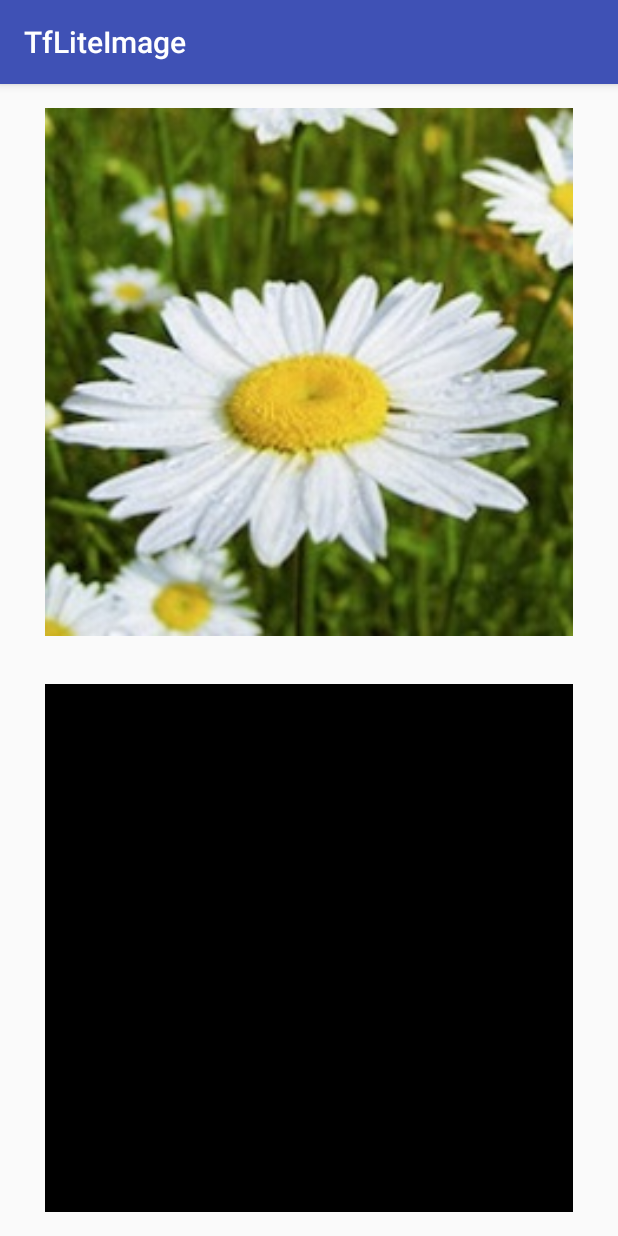
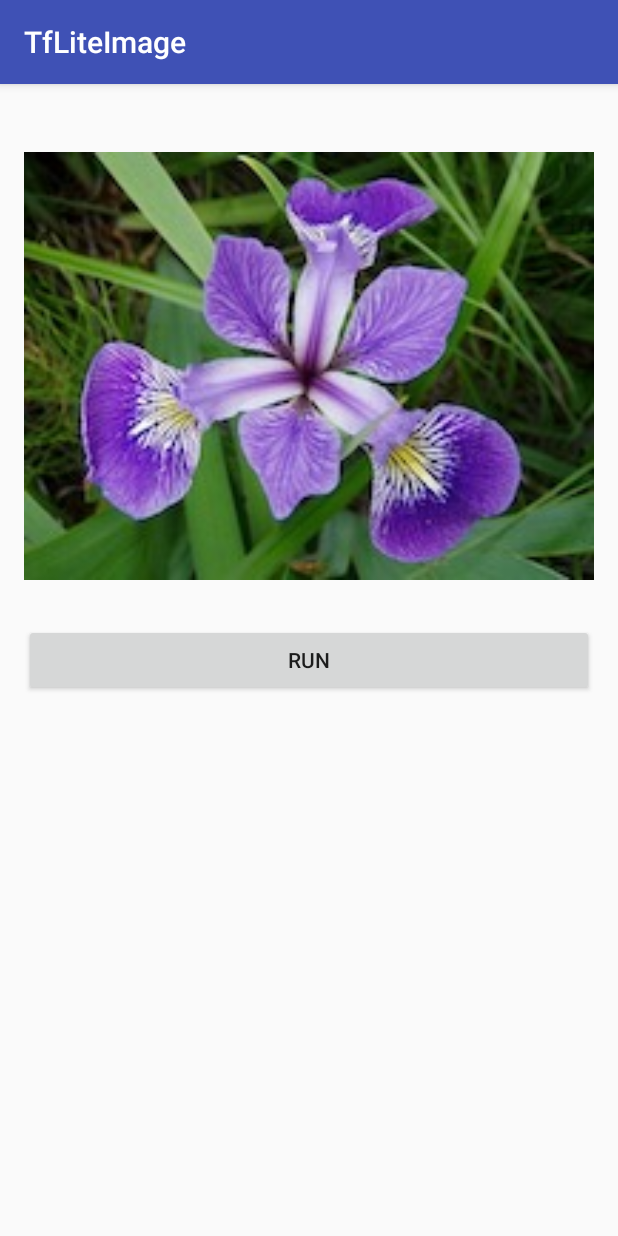
Before and after one commit to nex3z/machine-learning-exercise, an Android app: the screen it shows after launch (MainActivity), on a phone screen of 412 x 824 dp. Run offline under Robolectric (Android 15) with nearby library versions, the phone set to English and light mode, and no system bars; libraries missing offline, so code that uses them is left out: org.tensorflow.lite; 1 statement that could not run was skipped.

Commit message:
Use input with different height and width.

```diff
--- a/tensorflow-exercises/tflite/image-io/android/app/src/main/java/com/nex3z/examples/tfliteimage/MainActivity.java
+++ b/tensorflow-exercises/tflite/image-io/android/app/src/main/java/com/nex3z/examples/tfliteimage/MainActivity.java
@@ -4,6 +4,8 @@ import android.graphics.Bitmap;
 import android.os.Bundle;
 import android.support.v7.app.AppCompatActivity;
 import android.util.Log;
+import android.view.View;
+import android.widget.Button;
 import android.widget.ImageView;
 
 import java.io.IOException;
@@ -11,7 +13,6 @@ import java.io.IOException;
 public class MainActivity extends AppCompatActivity {
     private static final String LOG_TAG = MainActivity.class.getSimpleName();
 
-    private ImageView mIvInput;
     private ImageView mIvOutput;
     private TfLiteModel mTfLiteModel;
 
@@ -25,12 +26,22 @@ public class MainActivity extends AppCompatActivity {
     private void init() {
         initView();
         initModel();
-        run();
     }
 
     private void initView() {
-        mIvInput = findViewById(R.id.iv_input);
         mIvOutput = findViewById(R.id.iv_output);
+        ImageView ivInput = findViewById(R.id.iv_input);
+        Button btnRun = findViewById(R.id.btn_run);
+
+        final Bitmap input = ImageUtil.getImageAsset(this, "iris.jpg");
+        ivInput.setImageBitmap(input);
+
+        btnRun.setOnClickListener(new View.OnClickListener() {
+            @Override
+            public void onClick(View v) {
+                run(input);
+            }
+        });
     }
 
     private void initModel() {
@@ -41,14 +52,11 @@ public class MainActivity extends AppCompatActivity {
         }
     }
 
-    private void run() {
+    private void run(Bitmap input) {
         if (mTfLiteModel == null) {
             Log.e(LOG_TAG, "run(): Model is not initialized, abort");
             return;
         }
-        Bitmap input = ImageUtil.getImageAsset(this, "daisies.jpg");
-        mIvInput.setImageBitmap(input);
-
         Bitmap result = mTfLiteModel.apply(input);
         mIvOutput.setImageBitmap(result);
     }
--- a/tensorflow-exercises/tflite/image-io/android/app/src/main/java/com/nex3z/examples/tfliteimage/TfLiteModel.java
+++ b/tensorflow-exercises/tflite/image-io/android/app/src/main/java/com/nex3z/examples/tfliteimage/TfLiteModel.java
@@ -16,32 +16,32 @@ import java.nio.channels.FileChannel;
 public class TfLiteModel {
     private static final String LOG_TAG = TfLiteModel.class.getSimpleName();
 
-    private static final String MODEL_PATH = "random_conv.tflite";
+    private static final String MODEL_PATH = "conv.tflite";
 
     private static final int DIM_BATCH_SIZE = 1;
-    private static final int DIM_IMG_SIZE_X = 224;
-    private static final int DIM_IMG_SIZE_Y = 224;
+    private static final int DIM_IMG_SIZE_HEIGHT = 150;
+    private static final int DIM_IMG_SIZE_WIDTH = 200;
     private static final int DIM_PIXEL_SIZE = 3;
 
     private Interpreter mTfLite;
     private ByteBuffer mImgData = null;
-    private int[] mImagePixels = new int[DIM_IMG_SIZE_X * DIM_IMG_SIZE_Y];
-    private float[][][][] mProcessed = new float[1][DIM_IMG_SIZE_X][DIM_IMG_SIZE_Y][DIM_PIXEL_SIZE];
+    private int[] mImagePixels = new int[DIM_IMG_SIZE_HEIGHT * DIM_IMG_SIZE_WIDTH];
+    private float[][][][] mProcessed = new float[1][DIM_IMG_SIZE_HEIGHT][DIM_IMG_SIZE_WIDTH][DIM_PIXEL_SIZE];
 
 
     TfLiteModel(Activity activity) throws IOException {
         mTfLite = new Interpreter(loadModelFile(activity));
 
         mImgData = ByteBuffer.allocateDirect(
-                        4 * DIM_BATCH_SIZE * DIM_IMG_SIZE_X * DIM_IMG_SIZE_Y * DIM_PIXEL_SIZE);
+                        4 * DIM_BATCH_SIZE * DIM_IMG_SIZE_HEIGHT * DIM_IMG_SIZE_WIDTH * DIM_PIXEL_SIZE);
         mImgData.order(ByteOrder.nativeOrder());
     }
 
     public Bitmap apply(Bitmap bitmap) {
         convertBitmapToByteBuffer(bitmap);
         mTfLite.run(mImgData, mProcessed);
-        // ImageUtil.printImageArray(mProcessed[0], DIM_IMG_SIZE_X, DIM_IMG_SIZE_Y);
-        return ImageUtil.createBitmap(mProcessed[0], DIM_IMG_SIZE_X, DIM_IMG_SIZE_Y);
+        // ImageUtil.printImageArray(mProcessed[0], DIM_IMG_SIZE_HEIGHT, DIM_IMG_SIZE_WIDTH);
+        return ImageUtil.createBitmap(mProcessed[0], DIM_IMG_SIZE_HEIGHT, DIM_IMG_SIZE_WIDTH);
     }
 
     private MappedByteBuffer loadModelFile(Activity activity) throws IOException {
@@ -63,8 +63,8 @@ public class TfLiteModel {
                 bitmap.getWidth(), bitmap.getHeight());
 
         int pixel = 0;
-        for (int i = 0; i < DIM_IMG_SIZE_X; ++i) {
-            for (int j = 0; j < DIM_IMG_SIZE_Y; ++j) {
+        for (int i = 0; i < DIM_IMG_SIZE_WIDTH; ++i) {
+            for (int j = 0; j < DIM_IMG_SIZE_HEIGHT; ++j) {
                 final int val = mImagePixels[pixel++];
                 mImgData.putFloat((val >> 16) & 0xFF);
                 mImgData.putFloat((val >> 8) & 0xFF);
--- a/tensorflow-exercises/tflite/image-io/android/app/src/main/res/layout/activity_main.xml
+++ b/tensorflow-exercises/tflite/image-io/android/app/src/main/res/layout/activity_main.xml
@@ -1,11 +1,11 @@
 <?xml version="1.0" encoding="utf-8"?>
 <LinearLayout
     xmlns:android="http://schemas.android.com/apk/res/android"
-    xmlns:app="http://schemas.android.com/apk/res-auto"
     xmlns:tools="http://schemas.android.com/tools"
     android:layout_width="match_parent"
     android:layout_height="match_parent"
     android:orientation="vertical"
+    android:padding="16dp"
     tools:context="com.nex3z.examples.tfliteimage.MainActivity">
 
     <ImageView
@@ -13,15 +13,19 @@
         android:layout_width="match_parent"
         android:layout_height="0dp"
         android:layout_weight="1"
-        android:layout_margin="16dp"
         android:layout_gravity="center"/>
+
+    <Button
+        android:id="@+id/btn_run"
+        android:layout_width="match_parent"
+        android:layout_height="wrap_content"
+        android:text="@string/run" />
 
     <ImageView
         android:id="@+id/iv_output"
         android:layout_width="match_parent"
         android:layout_height="0dp"
         android:layout_weight="1"
-        android:layout_margin="16dp"
         android:layout_gravity="center"/>
 
 </LinearLayout>
--- a/tensorflow-exercises/tflite/image-io/android/app/src/main/res/values/strings.xml
+++ b/tensorflow-exercises/tflite/image-io/android/app/src/main/res/values/strings.xml
@@ -1,3 +1,4 @@
 <resources>
     <string name="app_name">TfLiteImage</string>
+    <string name="run">Run</string>
 </resources>
```
Also changed, not shown: tensorflow-exercises/tflite/image-io/android/app/src/main/java/com/nex3z/examples/tfliteimage/ImageUtil.java (+11 -11 lines), tensorflow-exercises/tflite/image-io/android/app/src/main/assets/daisies.jpg (deleted), tensorflow-exercises/tflite/image-io/android/app/src/main/assets/iris.jpg (added), 9 other files.
